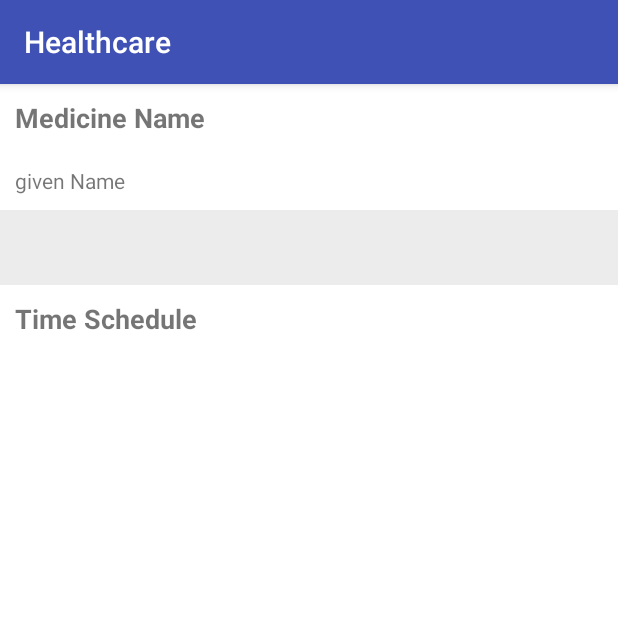
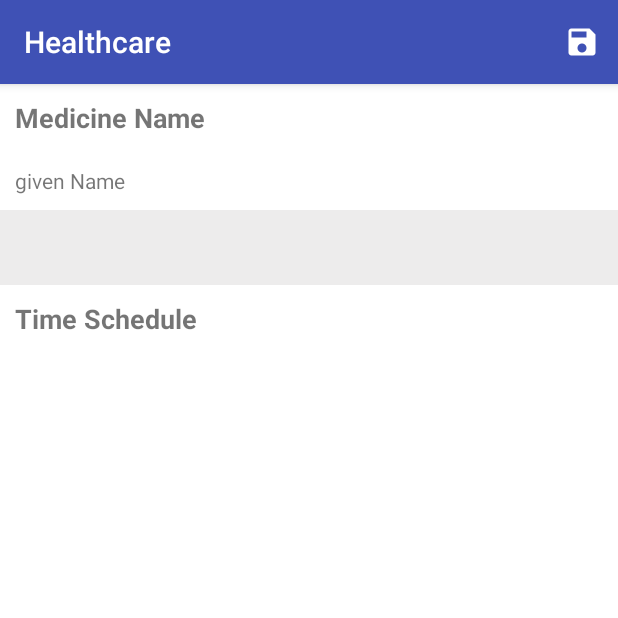
Before and after one commit to TheDreamSaver/hack36-alexa-healthcare, an Android app: the MedSchedulerActivity screen opened directly, with no data from a screen before it, on a phone screen of 412 x 824 dp, the top half of it. Run offline under Robolectric (Android 15) with nearby library versions, the light colour scheme and no system bars; 2 statements that could not run were skipped.

Commit message:
Added Save button and time picker

```diff
--- a/app/src/main/java/com/example/sidkathuria14/healthcare/MedTextView.kt
+++ b/app/src/main/java/com/example/sidkathuria14/healthcare/MedTextView.kt
@@ -15,14 +15,14 @@ import com.example.sidkathuria14.healthcare.dialogs.EditMedNameFragment
 
 class MedTextView(private val mContext: Context, attrs: AttributeSet) : android.support.v7.widget.AppCompatTextView(mContext, attrs) {
     private val placeNameDialog: EditMedNameFragment = EditMedNameFragment()
-    var placeName: String? = null
+    var medName: String? = null
 
     init {
         placeNameDialog.setOnPlaceNameListener(object : EditMedNameFragment.OnPlaceNameListener {
             override fun onPlaceNameDone(string: String) {
                 Log.d(TAG, "onPlaceNameDone: " + string)
                 this@MedTextView.text = string
-                placeName = string
+                medName = string
             }
         })
     }
--- /dev/null
+++ b/app/src/main/res/menu/menu_med_schedule.xml
@@ -0,0 +1,12 @@
+<?xml version="1.0" encoding="utf-8"?>
+<menu xmlns:android="http://schemas.android.com/apk/res/android"
+    xmlns:app="http://schemas.android.com/apk/res-auto"
+    xmlns:tools="http://schemas.android.com/tools"
+    tools:context="com.example.sidkathuria14.healthcare.activities.MedSchedulerActivity">
+    <item
+        android:title="Save"
+        android:id="@+id/saveBtn"
+        android:icon="@drawable/ic_save_white_24dp"
+        app:showAsAction="always"></item>
+
+</menu>
```
Also changed, not shown: app/src/main/java/com/example/sidkathuria14/healthcare/activities/MedSchedulerActivity.java (+43 -11 lines), app/src/main/res/drawable-hdpi/ic_save_white_24dp.png (added), app/src/main/res/drawable-mdpi/ic_save_white_24dp.png (added), app/src/main/res/drawable-xhdpi/ic_save_white_24dp.png (added), app/src/main/res/drawable-xxhdpi/ic_save_white_24dp.png (added), app/src/main/res/drawable-xxxhdpi/ic_save_white_24dp.png (added).
